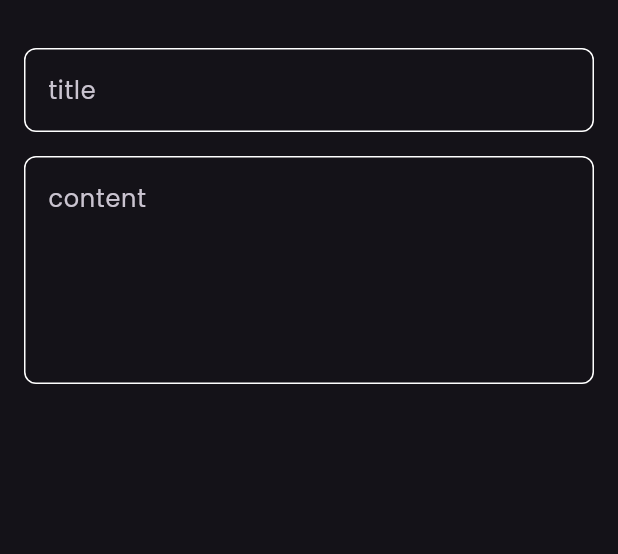
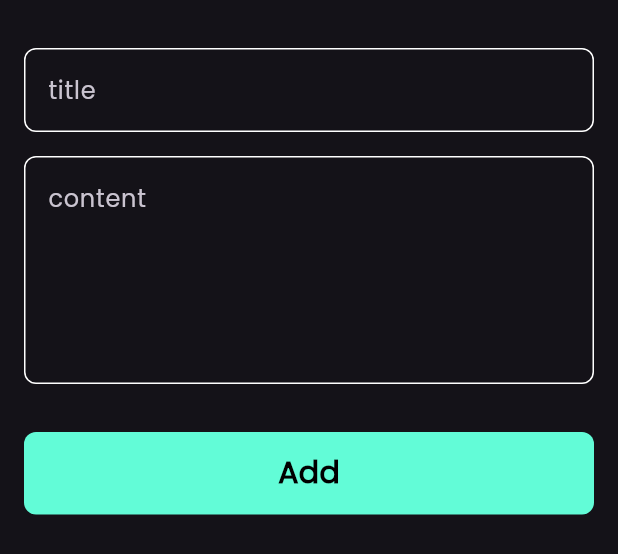
Before and after one commit to waheebalhuthaifi/notes_app, a Flutter app: the AddNoteBottomSheet widget shown alone on an empty page, opened directly, on a phone screen of 412 x 824 dp. Shown: the top 554 px of the screen. Run offline on Flutter 3.47's test engine with Material 3 defaults, Android fonts, the phone set to English and light mode, and no system bars.

Commit message:
finish notes bottom sheet

```diff
--- a/lib/widgets/add_note_bottom_sheet.dart
+++ b/lib/widgets/add_note_bottom_sheet.dart
@@ -1,4 +1,5 @@
 import 'package:flutter/material.dart';
+import 'package:notes_app/widgets/custom_button.dart';
 import 'package:notes_app/widgets/custom_text_field.dart';
 
 class AddNoteBottomSheet extends StatelessWidget {
@@ -8,6 +9,7 @@ class AddNoteBottomSheet extends StatelessWidget {
   Widget build(BuildContext context) {
     return const Padding(
       padding: EdgeInsets.symmetric(horizontal: 16),
+      child: SingleChildScrollView(
         child: Column(
           children: [
             SizedBox(height: 32),
@@ -21,7 +23,15 @@ class AddNoteBottomSheet extends StatelessWidget {
               hint: 'content',
               maxLines: 5,
             ),
+            SizedBox(
+              height: 32,
+            ),
+            CustomButton(),
+            SizedBox(
+              height: 16,
+            ),
           ],
+        ),
       ),
     );
   }
--- /dev/null
+++ b/lib/widgets/custom_button.dart
@@ -0,0 +1,28 @@
+import 'package:flutter/material.dart';
+import 'package:notes_app/constants.dart';
+
+class CustomButton extends StatelessWidget {
+  const CustomButton({super.key});
+
+  @override
+  Widget build(BuildContext context) {
+    return Container(
+      width: MediaQuery.of(context).size.width,
+      height: 55,
+      decoration: BoxDecoration(
+        color: kprimaryColor,
+        borderRadius: BorderRadius.circular(8),
+      ),
+      child: const Center(
+        child: Text(
+          'Add',
+          style: TextStyle(
+            color: Colors.black,
+            fontWeight: FontWeight.bold,
+            fontSize: 20,
+          ),
+        ),
+      ),
+    );
+  }
+}
```
Lines whose indentation alone changed are shown as unchanged.
